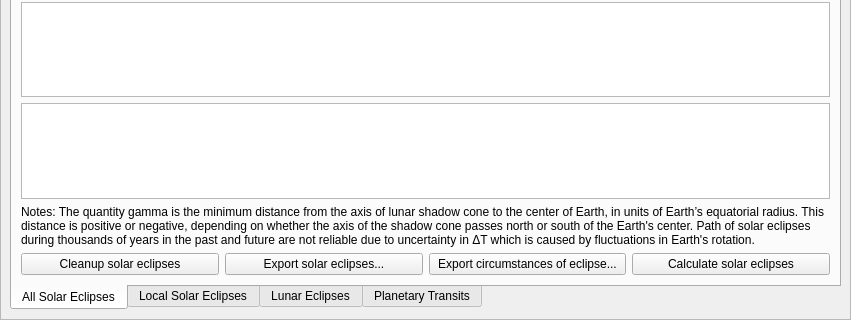
The window that src/gui/astroCalcDialog.ui (Stellarium/stellarium) describes before a commit, drawn with Qt 5; both pictures show x 0 to 851 and y 147 to 467 of the 851 by 467 pixel window.
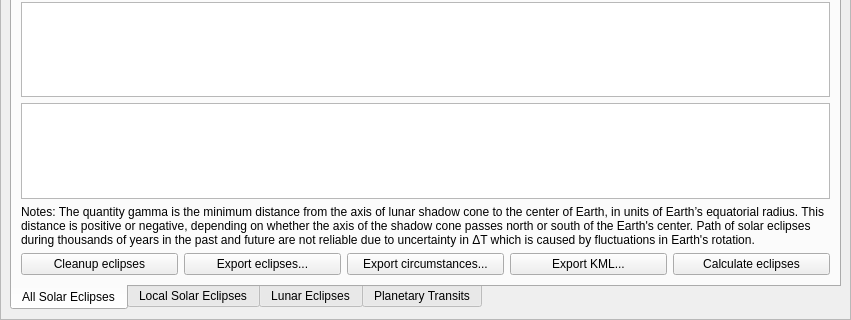
The same window after the commit. The open tabs and pages were chosen to show the change. Icons and pictures are not drawn. Custom widgets are drawn as their Qt base class.

Commit message:
Add capability to create KML map of solar eclipses in AstroCalc (#2677)
* add creating kml feature
- shorter button labels

```diff
--- a/src/gui/astroCalcDialog.ui
+++ b/src/gui/astroCalcDialog.ui
@@ -2579,28 +2579,38 @@
                 <item>
                  <widget class="QPushButton" name="solareclipsesCleanupButton">
                   <property name="text">
-                   <string>Cleanup solar eclipses</string>
+                   <string>Cleanup eclipses</string>
                   </property>
                  </widget>
                 </item>
                 <item>
                  <widget class="QPushButton" name="solareclipsesSaveButton">
                   <property name="text">
-                   <string>Export solar eclipses...</string>
+                   <string>Export eclipses...</string>
                   </property>
                  </widget>
                 </item>
                 <item>
                  <widget class="QPushButton" name="solareclipsescontactsSaveButton">
                   <property name="text">
-                   <string>Export circumstances of eclipse...</string>
+                   <string>Export circumstances...</string>
+                  </property>
+                 </widget>
+                </item>
+                <item>
+                 <widget class="QPushButton" name="solareclipsesKMLSaveButton">
+                  <property name="text">
+                   <string>Export KML...</string>
+                  </property>
+                  <property name="toolTip">
+                   <string>Export KML for visibility map of selected eclipse</string>
                   </property>
                  </widget>
                 </item>
                 <item>
                  <widget class="QPushButton" name="solareclipsesCalculateButton">
                   <property name="text">
-                   <string>Calculate solar eclipses</string>
+                   <string>Calculate eclipses</string>
                   </property>
                  </widget>
                 </item>
```
Left out of the diff: 14 changed lines with no effect on the pictures. The commit also changes 4 other files.
